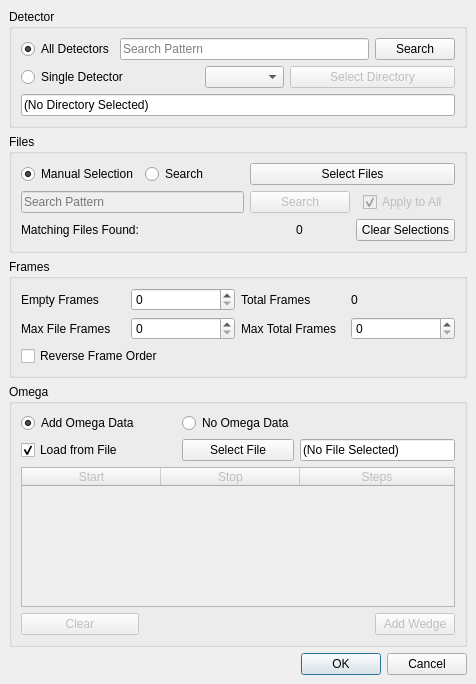
Above: hexrd/ui/resources/ui/image_stack_dialog.ui from HEXRD/hexrdgui before the change. Below: the same form after it.
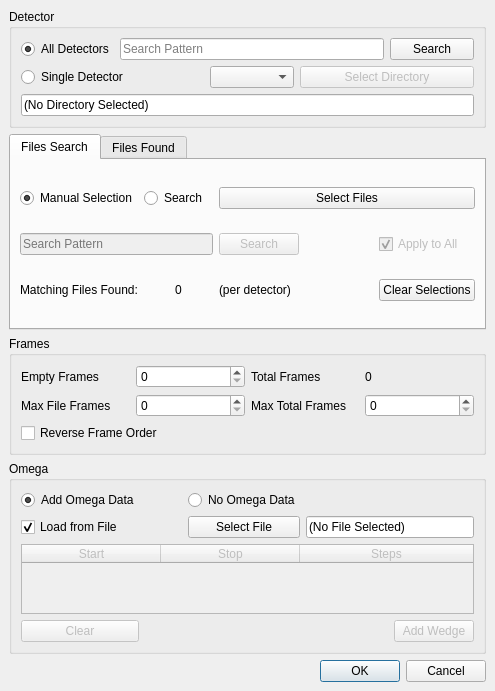
That is the form after the change.

Patch:
```diff
--- a/hexrd/ui/resources/ui/image_stack_dialog.ui
+++ b/hexrd/ui/resources/ui/image_stack_dialog.ui
@@ -6,8 +6,8 @@
    <rect>
     <x>0</x>
     <y>0</y>
-    <width>476</width>
-    <height>684</height>
+    <width>495</width>
+    <height>691</height>
    </rect>
   </property>
   <property name="windowTitle">
@@ -92,15 +92,19 @@
      </widget>
     </item>
     <item>
-     <widget class="QGroupBox" name="files_group">
-      <property name="title">
-       <string>Files</string>
+     <widget class="QTabWidget" name="files_group">
+      <property name="currentIndex">
+       <number>0</number>
       </property>
+      <widget class="QWidget" name="files_search_tab">
+       <attribute name="title">
+        <string>Files Search</string>
+       </attribute>
       <layout class="QGridLayout" name="gridLayout_3">
-       <item row="0" column="2" colspan="2">
-        <widget class="QPushButton" name="select_files">
+        <item row="2" column="2">
+         <widget class="QLabel" name="label">
          <property name="text">
-          <string>Select Files</string>
+           <string>(per detector)</string>
          </property>
         </widget>
        </item>
@@ -111,6 +115,16 @@
          </property>
         </widget>
        </item>
+        <item row="1" column="2">
+         <widget class="QPushButton" name="search">
+          <property name="enabled">
+           <bool>false</bool>
+          </property>
+          <property name="text">
+           <string>Search</string>
+          </property>
+         </widget>
+        </item>
        <item row="0" column="0">
         <widget class="QRadioButton" name="files_by_selection">
          <property name="text">
@@ -121,36 +135,6 @@
          </property>
         </widget>
        </item>
-       <item row="1" column="2">
-        <widget class="QPushButton" name="search">
-         <property name="enabled">
-          <bool>false</bool>
-         </property>
-         <property name="text">
-          <string>Search</string>
-         </property>
-        </widget>
-       </item>
-       <item row="0" column="1">
-        <widget class="QRadioButton" name="files_by_search">
-         <property name="text">
-          <string>Search</string>
-         </property>
-        </widget>
-       </item>
-       <item row="1" column="3" alignment="Qt::AlignHCenter">
-        <widget class="QCheckBox" name="apply_to_all">
-         <property name="enabled">
-          <bool>false</bool>
-         </property>
-         <property name="text">
-          <string>Apply to All</string>
-         </property>
-         <property name="checked">
-          <bool>true</bool>
-         </property>
-        </widget>
-       </item>
        <item row="1" column="0" colspan="2">
         <widget class="QLineEdit" name="search_text">
          <property name="enabled">
@@ -167,21 +151,65 @@
          </property>
         </widget>
        </item>
-       <item row="2" column="2" alignment="Qt::AlignHCenter">
-        <widget class="QLabel" name="file_count">
-         <property name="text">
-          <string>0</string>
-         </property>
-        </widget>
-       </item>
-       <item row="2" column="3">
+        <item row="2" column="4">
         <widget class="QPushButton" name="clear_file_selections">
          <property name="text">
           <string>Clear Selections</string>
          </property>
         </widget>
        </item>
-      </layout>
+        <item row="2" column="1" alignment="Qt::AlignHCenter">
+         <widget class="QLabel" name="file_count">
+          <property name="text">
+           <string>0</string>
+          </property>
+         </widget>
+        </item>
+        <item row="0" column="1">
+         <widget class="QRadioButton" name="files_by_search">
+          <property name="text">
+           <string>Search</string>
+          </property>
+         </widget>
+        </item>
+        <item row="1" column="4">
+         <widget class="QCheckBox" name="apply_to_all">
+          <property name="enabled">
+           <bool>false</bool>
+          </property>
+          <property name="text">
+           <string>Apply to All</string>
+          </property>
+          <property name="checked">
+           <bool>true</bool>
+          </property>
+         </widget>
+        </item>
+        <item row="0" column="2" colspan="3">
+         <widget class="QPushButton" name="select_files">
+          <property name="text">
+           <string>Select Files</string>
+          </property>
+         </widget>
+        </item>
+       </layout>
+      </widget>
+      <widget class="QWidget" name="files_found_tab">
+       <attribute name="title">
+        <string>Files Found</string>
+       </attribute>
+       <layout class="QGridLayout" name="gridLayout_4">
+        <item row="0" column="0">
+         <widget class="QTreeWidget" name="files_found">
+          <column>
+           <property name="text">
+            <string>All Files Found</string>
+           </property>
+          </column>
+         </widget>
+        </item>
+       </layout>
+      </widget>
      </widget>
     </item>
     <item>
@@ -396,6 +424,9 @@
          <property name="text">
           <string>No Omega Data</string>
          </property>
+         <property name="checked">
+          <bool>false</bool>
+         </property>
         </widget>
        </item>
       </layout>
```
Lines whose indentation alone changed are shown as unchanged.
